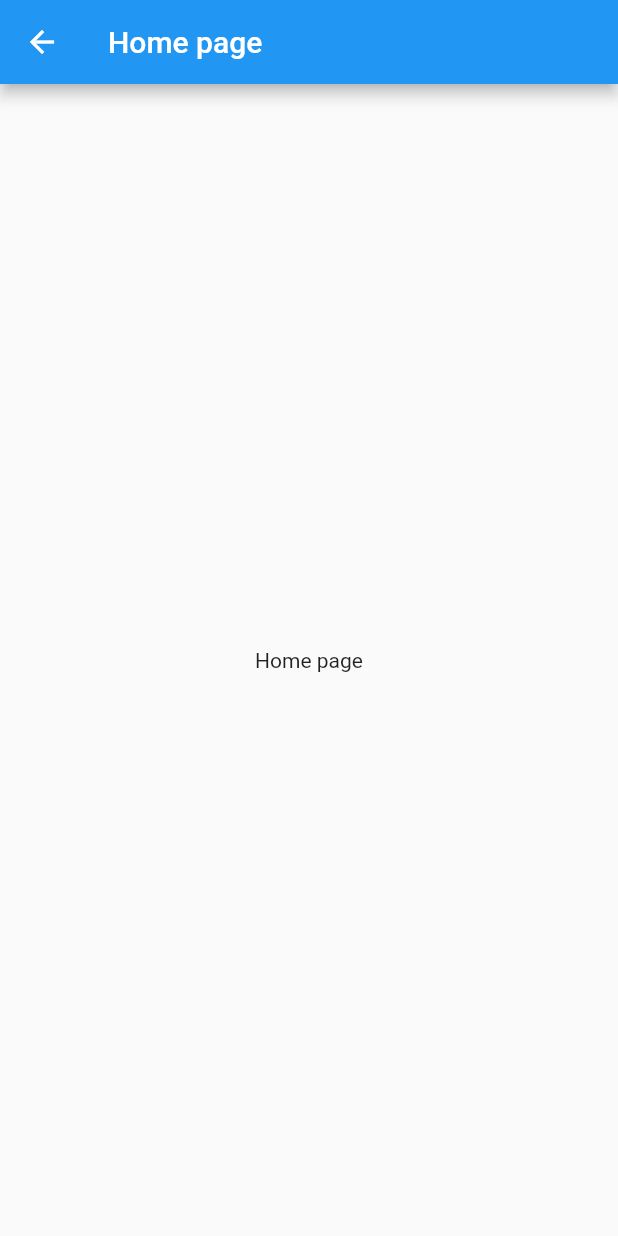
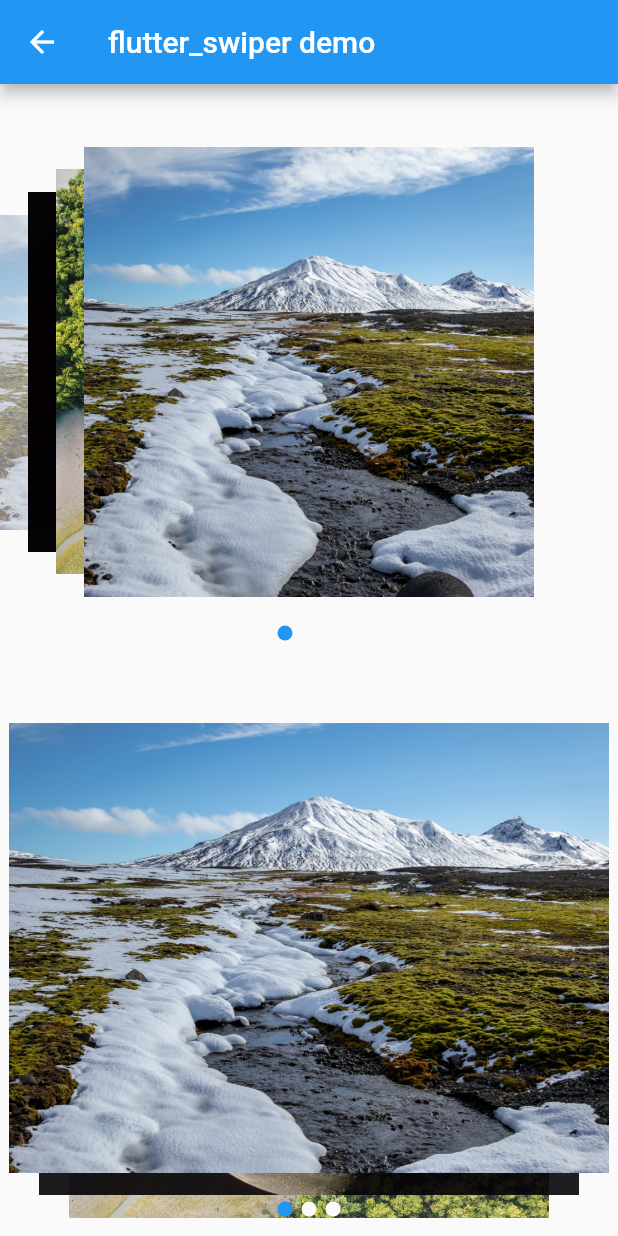
Before and after one commit to victorers1/flutter_experiments, a Flutter app: the HomePage screen opened directly, on a phone screen of 412 x 824 dp. Run offline on Flutter 3.47's test engine with Material 2 defaults, Android fonts, the phone set to English and light mode, and no system bars; our stand-ins replace flutter_swiper.

Commit message:
feat(home.dart): first working demo

```diff
--- a/lib/pages/home.dart
+++ b/lib/pages/home.dart
@@ -1,16 +1,54 @@
 import 'package:flutter/material.dart';
+import 'package:flutter_swiper/flutter_swiper.dart';
 
 class HomePage extends StatelessWidget {
+  final List<String> assets = [
+    'ice.jpg',
+    'moon.jpg',
+    'forrest.jpg',
+  ];
+
   @override
   Widget build(BuildContext context) {
     return Scaffold(
       appBar: AppBar(
-        title: Text('Home page'),
+        title: Text('flutter_swiper demo'),
       ),
-      body: Container(
-        child: Center(
-          child: Text('Home page'),
-        ),
+      body: Column(
+        children: <Widget>[
+          Expanded(
+            child: Swiper(
+              itemCount: assets.length,
+              pagination: SwiperPagination(),
+              // viewportFraction: 0.8,
+              layout: SwiperLayout.STACK,
+              itemWidth: 300,
+              itemHeight: 300,
+              itemBuilder: (BuildContext context, int index) {
+                return Image.asset(
+                  'assets/img/' + assets[index],
+                  fit: BoxFit.cover,
+                );
+              },
+            ),
+          ),
+
+          Expanded(
+            child: Swiper(
+              itemCount: assets.length,
+              pagination: SwiperPagination(),
+              layout: SwiperLayout.TINDER,
+              itemWidth: 400,
+              itemHeight: 300,
+              itemBuilder: (BuildContext context, int index) {
+                return Image.asset(
+                  'assets/img/' + assets[index],
+                  fit: BoxFit.cover,
+                );
+              },
+            ),
+          ),
+        ],
       ),
     );
   }
```
Also changed, not shown: lib/main.dart (+10 -48 lines), pubspec.yaml (+3 -43 lines), assets/img/forrest.jpg (added), assets/img/ice.jpg (added), assets/img/moon.jpg (added), pubspec.lock.
